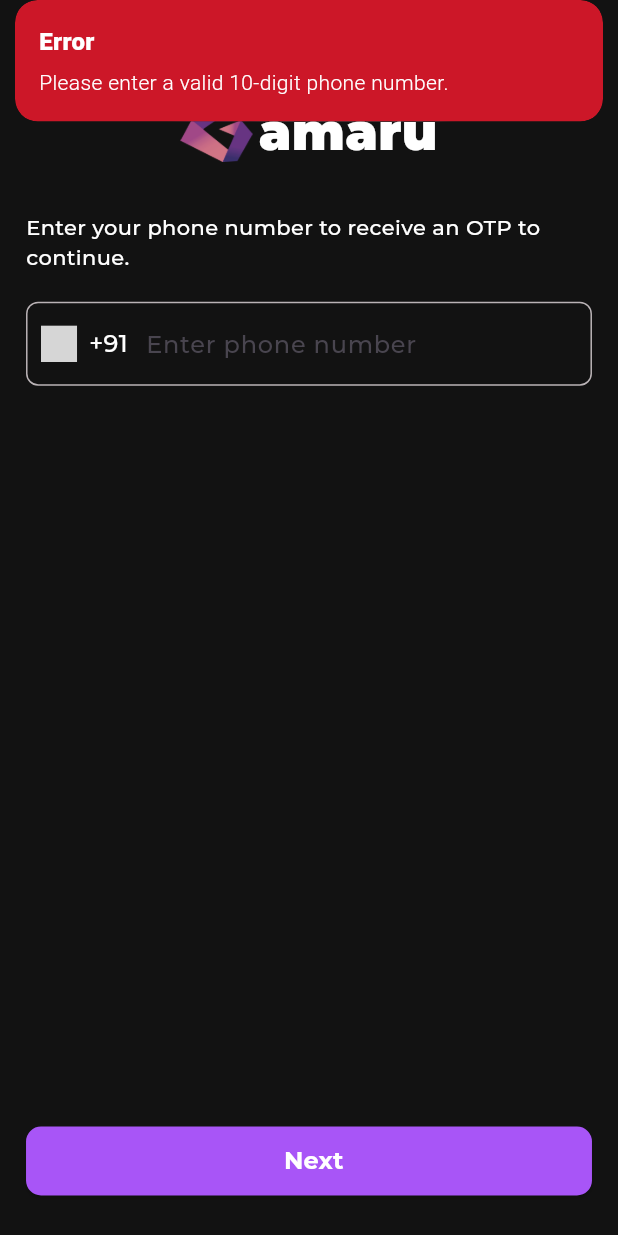
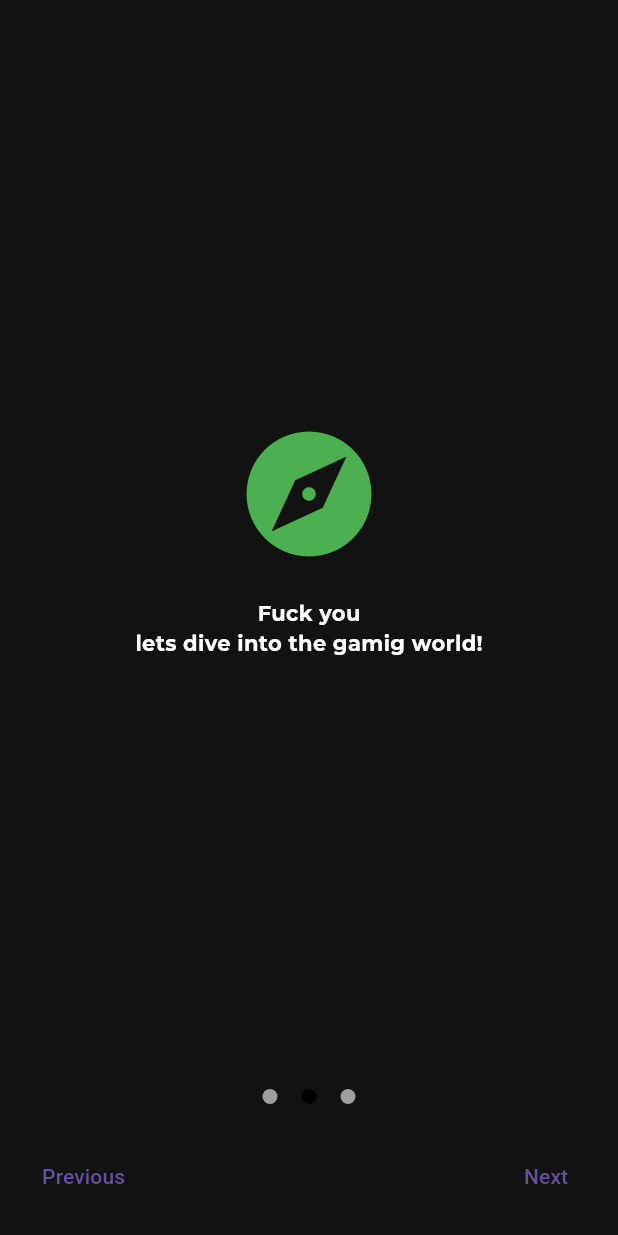
Before and after one commit to joysarkar18/gamaru-2.0, a Flutter app: the screen it shows after launch, after a tap on "Next", on a phone screen of 412 x 824 dp. Run offline on Flutter 3.47's test engine with Material 3 defaults, Android fonts, the phone set to English and light mode, and no system bars; our stand-ins replace cached_network_image, carousel_slider, flutter_dotenv, flutter_svg, get, lottie and 2 more; accounts and stored records are empty; project files that could hold a hidden picture were left out; grey boxes are pictures that could not be loaded.

Commit message:
not completed due to not having proper design, sorry

```diff
--- a/lib/app/components/tournament_card.dart
+++ b/lib/app/components/tournament_card.dart
@@ -1,10 +1,8 @@
 import 'package:flutter/material.dart';
-import 'package:flutter_svg/svg.dart';
 import 'package:gamaru/app/components/common_image_view.dart';
 import 'package:gamaru/app/components/custom_button.dart';
 import 'package:gamaru/app/constants/app_colors.dart';
 import 'package:gamaru/app/constants/app_text_styles.dart';
-import 'package:gamaru/app/constants/assets.dart';
 import 'package:gamaru/app/services/responsive_ui_service.dart';
 
 class TournamentCard extends StatelessWidget {
--- a/lib/app/modules/home/controllers/home_controller.dart
+++ b/lib/app/modules/home/controllers/home_controller.dart
@@ -5,11 +5,6 @@ import 'package:supabase_flutter/supabase_flutter.dart';
 
 class HomeController extends GetxController {
   final RxList<OfferModel> offers = <OfferModel>[].obs;
-
-  @override
-  void onInit() {
-    super.onInit();
-  }
 
   @override
   void onReady() async {
--- a/lib/app/modules/home/views/home_view.dart
+++ b/lib/app/modules/home/views/home_view.dart
@@ -1,13 +1,9 @@
 import 'package:flutter/material.dart';
-import 'package:flutter_svg/flutter_svg.dart';
 import 'package:gamaru/app/components/common_image_view.dart';
-import 'package:gamaru/app/components/custom_button.dart';
 import 'package:gamaru/app/components/featured_game_card.dart';
 import 'package:gamaru/app/components/game_card.dart';
 import 'package:gamaru/app/components/tournament_card.dart';
-import 'package:gamaru/app/constants/app_colors.dart';
 import 'package:gamaru/app/constants/app_text_styles.dart';
-import 'package:gamaru/app/constants/assets.dart';
 import 'package:gamaru/app/services/responsive_ui_service.dart';
 import 'package:get/get.dart';
 import 'package:carousel_slider/carousel_slider.dart';
--- a/lib/app/modules/login/views/login_view.dart
+++ b/lib/app/modules/login/views/login_view.dart
@@ -4,7 +4,6 @@ import 'package:gamaru/app/components/custom_button.dart';
 import 'package:gamaru/app/constants/app_colors.dart';
 import 'package:gamaru/app/constants/app_text_styles.dart';
 import 'package:gamaru/app/constants/assets.dart';
-import 'package:gamaru/app/modules/login/views/otp_view.dart';
 import 'package:gamaru/app/services/responsive_ui_service.dart';
 
 import 'package:get/get.dart';
--- /dev/null
+++ b/lib/app/modules/onboarding/bindings/onboarding_binding.dart
@@ -0,0 +1,16 @@
+import 'package:gamaru/app/modules/login/controllers/login_controller.dart';
+import 'package:get/get.dart';
+
+import '../controllers/onboarding_controller.dart';
+
+class OnboardingBinding extends Bindings {
+  @override
+  void dependencies() {
+    Get.lazyPut<OnboardingController>(
+      () => OnboardingController(),
+    );
+    Get.lazyPut<LoginController>(
+      () => LoginController(),
+    );
+  }
+}
--- /dev/null
+++ b/lib/app/modules/onboarding/controllers/onboarding_controller.dart
@@ -0,0 +1,46 @@
+import 'package:flutter/material.dart';
+import 'package:gamaru/app/modules/login/views/login_view.dart';
+import 'package:get/get.dart';
+
+class OnboardingController extends GetxController {
+  // Page controller to control page transitions
+  PageController pageController = PageController();
+
+  // Observable current page index
+  var currentIndex = 0.obs;
+
+  // On page change callback
+  void onPageChanged(int index) {
+    currentIndex.value = index;
+  }
+
+  // Navigate to next screen
+  void nextPage() {
+    if (currentIndex.value < 2) {
+      pageController.nextPage(
+        duration: Duration(milliseconds: 300),
+        curve: Curves.easeIn,
+      );
+    } else {
+      // Navigate to Login Page on the last onboarding page
+      Get.off(() => LoginView());
+    }
+  }
+
+  // Navigate to previous screen
+  void previousPage() {
+    if (currentIndex.value > 0) {
+      pageController.previousPage(
+        duration: Duration(milliseconds: 300),
+        curve: Curves.easeIn,
+      );
+    }
+  }
+
+  // Dispose controller when not in use
+  @override
+  void onClose() {
+    pageController.dispose();
+    super.onClose();
+  }
+}
--- /dev/null
+++ b/lib/app/modules/onboarding/views/onboarding_view.dart
@@ -0,0 +1,67 @@
+import 'package:flutter/material.dart';
+import 'package:get/get.dart';
+import '../controllers/onboarding_controller.dart';
+import 'screen_one.dart';
+import 'screen_two.dart';
+import 'screen_three.dart';
+
+class OnboardingView extends StatelessWidget {
+  final OnboardingController controller = Get.put(OnboardingController());
+
+  @override
+  Widget build(BuildContext context) {
+    return Scaffold(
+      body: SafeArea(
+        child: Column(
+          children: [
+            Expanded(
+              child: PageView(
+                controller: controller.pageController,
+                onPageChanged: controller.onPageChanged,
+                children: const [
+                  ScreenOne(),
+                  ScreenTwo(),
+                  ScreenThree(),
+                ],
+              ),
+            ),
+            Obx(() => Row(
+                  mainAxisAlignment: MainAxisAlignment.center,
+                  children: List.generate(3, (index) {
+                    return Container(
+                      margin: const EdgeInsets.all(8),
+                      width: 10,
+                      height: 10,
+                      decoration: BoxDecoration(
+                        color: controller.currentIndex.value == index
+                            ? Colors.black
+                            : Colors.grey,
+                        shape: BoxShape.circle,
+                      ),
+                    );
+                  }),
+                )),
+            Obx(() => Padding(
+                  padding: const EdgeInsets.all(16.0),
+                  child: Row(
+                    mainAxisAlignment: MainAxisAlignment.spaceBetween,
+                    children: [
+                      TextButton(
+                        onPressed: controller.previousPage,
+                        child: const Text("Previous"),
+                      ),
+                      TextButton(
+                        onPressed: controller.nextPage,
+                        child: Text(controller.currentIndex.value == 2
+                            ? "Get Started"
+                            : "Next"),
+                      ),
+                    ],
+                  ),
+                )),
+          ],
+        ),
+      ),
+    );
+  }
+}
--- /dev/null
+++ b/lib/app/modules/onboarding/views/screen_one.dart
@@ -0,0 +1,41 @@
+import 'package:flutter/material.dart';
+import 'package:gamaru/app/components/custom_button.dart';
+import 'package:gamaru/app/constants/app_colors.dart';
+import 'package:gamaru/app/constants/app_text_styles.dart';
+import 'package:gamaru/app/services/responsive_ui_service.dart';
+
+class ScreenOne extends StatelessWidget {
+  const ScreenOne({super.key});
+
+  @override
+  Widget build(BuildContext context) {
+    return Scaffold(
+      body: Center(
+        child: Column(
+          mainAxisAlignment: MainAxisAlignment.center,
+          crossAxisAlignment: CrossAxisAlignment.start,
+          children: [
+            20.kheightBox,
+            Text(
+              "Welcome",
+              style: AppTextStyles.monserrat700(
+                fontSize: 36,
+              ),
+            ),
+            Text(
+              "to Gamaru",
+              style: AppTextStyles.monserrat700(
+                  fontSize: 24, color: AppColors.java),
+            ),
+            100.kheightBox,
+            Text(
+              "lets play games and earn real cash!",
+              style: AppTextStyles.monserrat700(
+                  fontSize: 16, color: AppColors.pinkSwan),
+            ),
+          ],
+        ),
+      ),
+    );
+  }
+}
--- /dev/null
+++ b/lib/app/modules/onboarding/views/screen_three.dart
@@ -0,0 +1,29 @@
+import 'package:flutter/material.dart';
+import 'package:gamaru/app/constants/app_text_styles.dart';
+
+class ScreenThree extends StatelessWidget {
+  const ScreenThree({super.key});
+
+  @override
+  Widget build(BuildContext context) {
+    return Scaffold(
+      body: Center(
+        child: Column(
+          mainAxisAlignment: MainAxisAlignment.center,
+          children: [
+            const Icon(Icons.check_circle, size: 100, color: Colors.red),
+            const SizedBox(height: 20),
+            Text(
+              "Sorry",
+              style: AppTextStyles.monserrat700(),
+            ),
+            Text(
+              "lets dive into the gamig world!",
+              style: AppTextStyles.monserrat700(),
+            ),
+          ],
+        ),
+      ),
+    );
+  }
+}
--- /dev/null
+++ b/lib/app/modules/onboarding/views/screen_two.dart
@@ -0,0 +1,29 @@
+import 'package:flutter/material.dart';
+import 'package:gamaru/app/constants/app_text_styles.dart';
+
+class ScreenTwo extends StatelessWidget {
+  const ScreenTwo({super.key});
+
+  @override
+  Widget build(BuildContext context) {
+    return Scaffold(
+      body: Center(
+        child: Column(
+          mainAxisAlignment: MainAxisAlignment.center,
+          children: [
+            const Icon(Icons.explore, size: 100, color: Colors.green),
+            const SizedBox(height: 20),
+            Text(
+              "Fuck you",
+              style: AppTextStyles.monserrat700(),
+            ),
+            Text(
+              "lets dive into the gamig world!",
+              style: AppTextStyles.monserrat700(),
+            ),
+          ],
+        ),
+      ),
+    );
+  }
+}
--- a/lib/app/routes/app_routes.dart
+++ b/lib/app/routes/app_routes.dart
@@ -8,6 +8,7 @@ abstract class Routes {
   static const NAV_BAR = _Paths.NAV_BAR;
   static const PROFILE = _Paths.PROFILE;
   static const MY_GAMES = _Paths.MY_GAMES;
+  static const ONBOARDING = _Paths.ONBOARDING;
 }
 
 abstract class _Paths {
@@ -17,4 +18,5 @@ abstract class _Paths {
   static const NAV_BAR = '/nav-bar';
   static const PROFILE = '/profile';
   static const MY_GAMES = '/my-games';
+  static const ONBOARDING = '/onboarding';
 }
```
Also changed, not shown: lib/app/modules/myGames/controllers/my_games_controller.dart (+0 -14 lines), lib/app/modules/navBar/controllers/nav_bar_controller.dart (+3 -18 lines), lib/app/modules/profile/controllers/profile_controller.dart (+0 -14 lines), lib/app/routes/app_pages.dart (+8 -1 lines).
